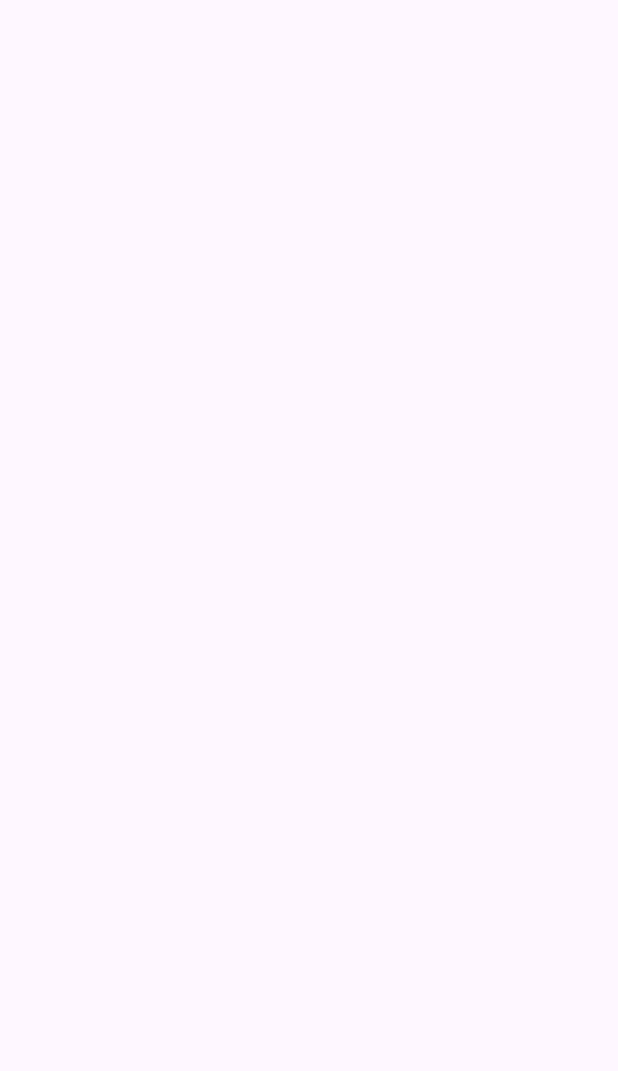
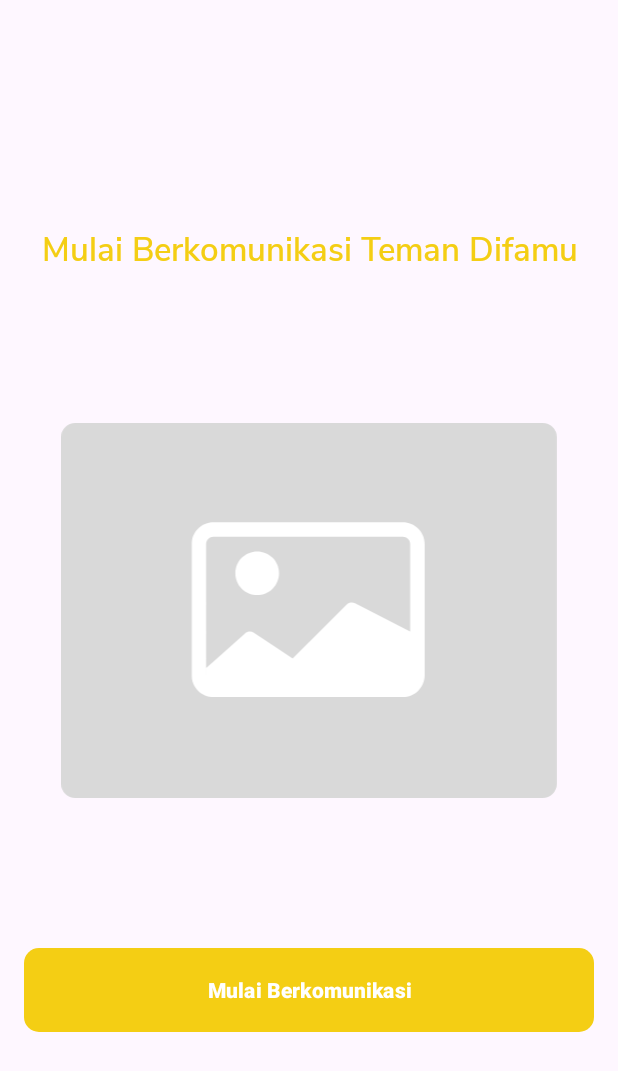
Before and after one commit to DifaApp/MD-Difa-App, an Android app: the GetStartedActivity screen opened directly, with no data from a screen before it, on a phone screen of 412 x 824 dp. Before the commit the part shown is empty. Shown: the top 1071 px of the screen. Run offline under Robolectric (Android 15) with nearby library versions, the phone set to English and light mode, and no system bars.

Commit message:
Feat: Update Get started Activity, add more string (#9)
Co-authored-by: ArtForYou <kakakunyukya@gmail.com>

```diff
--- a/app/src/main/java/com/difa/difaapp/ui/onboarding/GetStartedActivity.kt
+++ b/app/src/main/java/com/difa/difaapp/ui/onboarding/GetStartedActivity.kt
@@ -3,10 +3,14 @@ package com.difa.difaapp.ui.onboarding
 import androidx.appcompat.app.AppCompatActivity
 import android.os.Bundle
 import com.difa.difaapp.R
+import com.difa.difaapp.databinding.ActivityGetStartedBinding
 
 class GetStartedActivity : AppCompatActivity() {
+
+    private lateinit var binding: ActivityGetStartedBinding
     override fun onCreate(savedInstanceState: Bundle?) {
         super.onCreate(savedInstanceState)
-        setContentView(R.layout.activity_get_started)
+        binding = ActivityGetStartedBinding.inflate(layoutInflater)
+        setContentView(binding.root)
     }
 }
--- a/app/src/main/res/layout/activity_get_started.xml
+++ b/app/src/main/res/layout/activity_get_started.xml
@@ -6,4 +6,46 @@
     android:layout_height="match_parent"
     tools:context=".ui.onboarding.GetStartedActivity">
 
+    <TextView
+        android:id="@+id/tv_headline_get_started"
+        style="@style/Text.Heading.Level4"
+        android:layout_width="match_parent"
+        android:layout_height="wrap_content"
+        android:layout_marginHorizontal="16dp"
+        android:layout_marginTop="150dp"
+        android:text="@string/text_getstarted"
+        android:textAlignment="center"
+        android:textColor="@color/yellow_500"
+        app:layout_constraintEnd_toEndOf="parent"
+        app:layout_constraintStart_toStartOf="parent"
+        app:layout_constraintTop_toTopOf="parent" />
+
+
+    <ImageView
+        android:id="@+id/iv_onboarding_page1"
+        android:layout_width="match_parent"
+        android:layout_height="250dp"
+        android:layout_marginHorizontal="16dp"
+        android:layout_marginTop="100dp"
+        android:src="@drawable/dummy_image"
+        app:layout_constraintEnd_toEndOf="parent"
+        app:layout_constraintStart_toStartOf="parent"
+        app:layout_constraintTop_toBottomOf="@+id/tv_headline_get_started" />
+
+    <Button
+        android:id="@+id/btn_get_started"
+        android:layout_width="0dp"
+        android:layout_height="56dp"
+        android:layout_marginHorizontal="16dp"
+        android:layout_marginTop="100dp"
+        app:layout_constraintStart_toStartOf="parent"
+        app:layout_constraintEnd_toEndOf="parent"
+        app:layout_constraintTop_toBottomOf="@+id/iv_onboarding_page1"
+        android:text="@string/text_btn_get_started"
+        android:background="@drawable/bg_button_yellow"
+        android:textSize="14sp"
+        android:textStyle="bold"
+        />
+
+
 </androidx.constraintlayout.widget.ConstraintLayout>
--- a/app/src/main/res/values/strings.xml
+++ b/app/src/main/res/values/strings.xml
@@ -34,4 +34,6 @@
     <!--Navigation-->
     <string name="title_home">Home</string>
     <string name="title_profile">Profile</string>
+    <string name="text_getstarted">Mulai Berkomunikasi Teman Difamu</string>
+    <string name="text_btn_get_started">Mulai Berkomunikasi</string>
 </resources>
```
